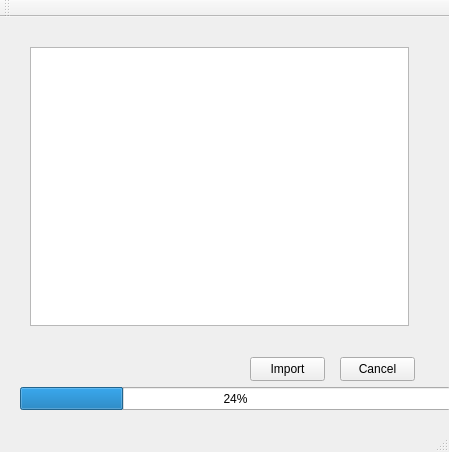
AnatolySolovyev12/DbSqlExport, file DbSqlExport/Import80020CLass.ui: the form before one commit.
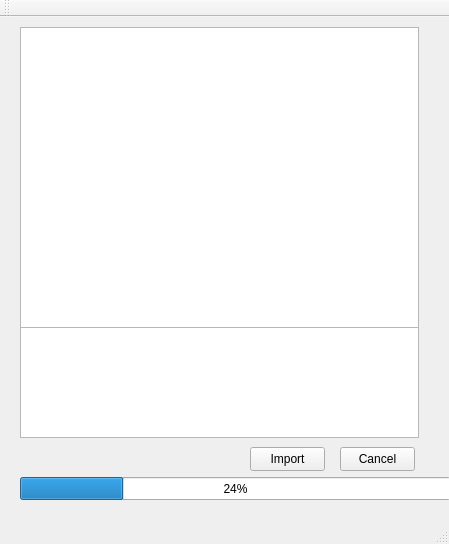
The form after the commit.

```diff
--- a/DbSqlExport/Import80020CLass.ui
+++ b/DbSqlExport/Import80020CLass.ui
@@ -7,33 +7,18 @@
     <x>0</x>
     <y>0</y>
     <width>449</width>
-    <height>452</height>
+    <height>544</height>
    </rect>
   </property>
   <property name="windowTitle">
    <string>Import80020CLass</string>
   </property>
   <widget class="QWidget" name="centralWidget">
-   <widget class="QWidget" name="gridLayoutWidget">
-    <property name="geometry">
-     <rect>
-      <x>19</x>
-      <y>19</y>
-      <width>401</width>
-      <height>301</height>
-     </rect>
-    </property>
-    <layout class="QGridLayout" name="gridLayout">
-     <item row="0" column="0">
-      <widget class="QListWidget" name="listWidgetMaket80020"/>
-     </item>
-    </layout>
-   </widget>
    <widget class="QPushButton" name="importButton">
     <property name="geometry">
      <rect>
       <x>250</x>
-      <y>340</y>
+      <y>430</y>
       <width>75</width>
       <height>24</height>
      </rect>
@@ -46,7 +31,7 @@
     <property name="geometry">
      <rect>
       <x>340</x>
-      <y>340</y>
+      <y>430</y>
       <width>75</width>
       <height>24</height>
      </rect>
@@ -59,7 +44,7 @@
     <property name="geometry">
      <rect>
       <x>20</x>
-      <y>370</y>
+      <y>460</y>
       <width>431</width>
       <height>23</height>
      </rect>
@@ -68,6 +53,26 @@
      <number>24</number>
     </property>
    </widget>
+   <widget class="QTextEdit" name="textEdit">
+    <property name="geometry">
+     <rect>
+      <x>20</x>
+      <y>310</y>
+      <width>399</width>
+      <height>111</height>
+     </rect>
+    </property>
+   </widget>
+   <widget class="QListWidget" name="listWidgetMaket80020">
+    <property name="geometry">
+     <rect>
+      <x>20</x>
+      <y>10</y>
+      <width>399</width>
+      <height>301</height>
+     </rect>
+    </property>
+   </widget>
   </widget>
   <widget class="QMenuBar" name="menuBar">
    <property name="geometry">
```
